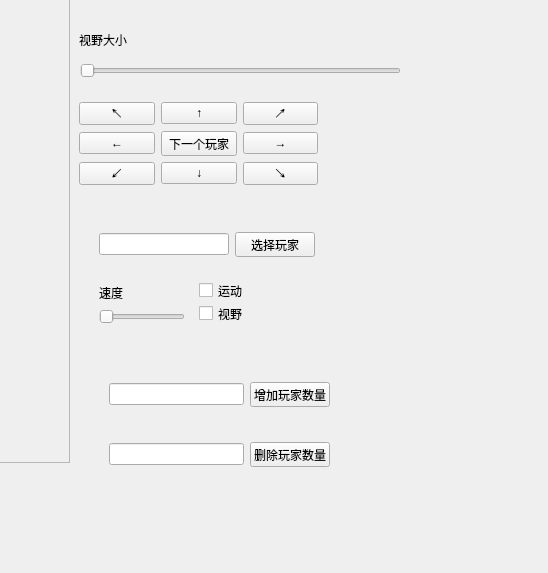
Above: players/widget.ui from love996/qt before the change; both pictures show x 501 to 1049 and y 218 to 791 of the 1049 by 791 pixel window. Below: the same form after it.
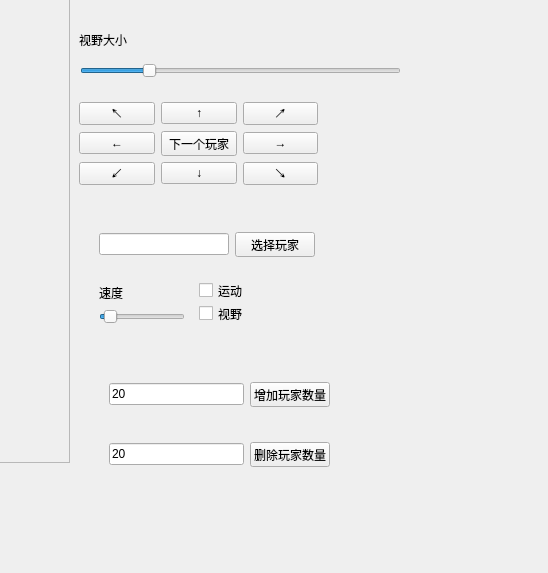
That is the form after the change. Custom widgets are drawn as their Qt base class.

```diff
--- a/players/widget.ui
+++ b/players/widget.ui
@@ -66,6 +66,9 @@
      <height>22</height>
     </rect>
    </property>
+   <property name="value">
+    <number>20</number>
+   </property>
    <property name="orientation">
     <enum>Qt::Horizontal</enum>
    </property>
@@ -191,7 +194,11 @@
    </property>
    <layout class="QHBoxLayout" name="horizontalLayout_3">
     <item>
-     <widget class="QLineEdit" name="add_player_count"/>
+     <widget class="QLineEdit" name="add_player_count">
+      <property name="text">
+       <string>20</string>
+      </property>
+     </widget>
     </item>
     <item>
      <widget class="QPushButton" name="add_player">
@@ -213,7 +220,11 @@
    </property>
    <layout class="QHBoxLayout" name="horizontalLayout_4">
     <item>
-     <widget class="QLineEdit" name="delete_player_count"/>
+     <widget class="QLineEdit" name="delete_player_count">
+      <property name="text">
+       <string>20</string>
+      </property>
+     </widget>
     </item>
     <item>
      <widget class="QPushButton" name="delete_player">
@@ -269,6 +280,9 @@
     </item>
     <item>
      <widget class="QSlider" name="running_speed">
+      <property name="value">
+       <number>5</number>
+      </property>
       <property name="orientation">
        <enum>Qt::Horizontal</enum>
       </property>
```
